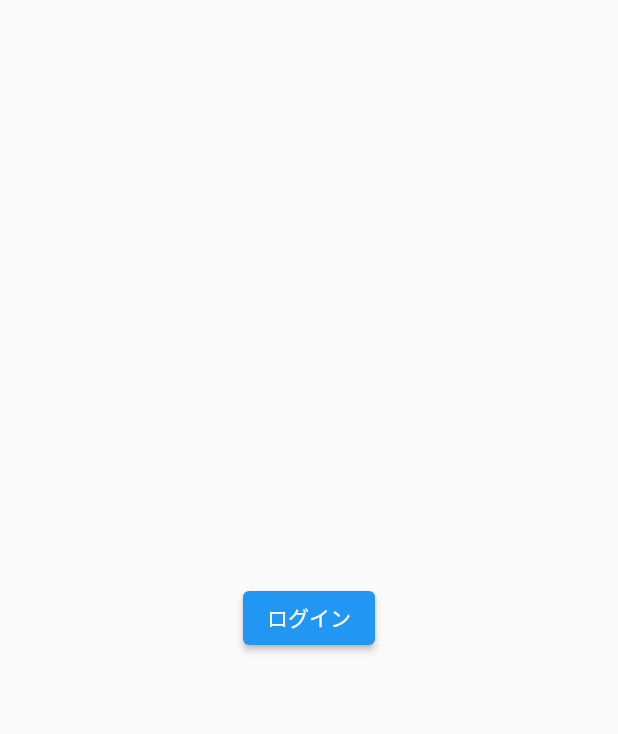
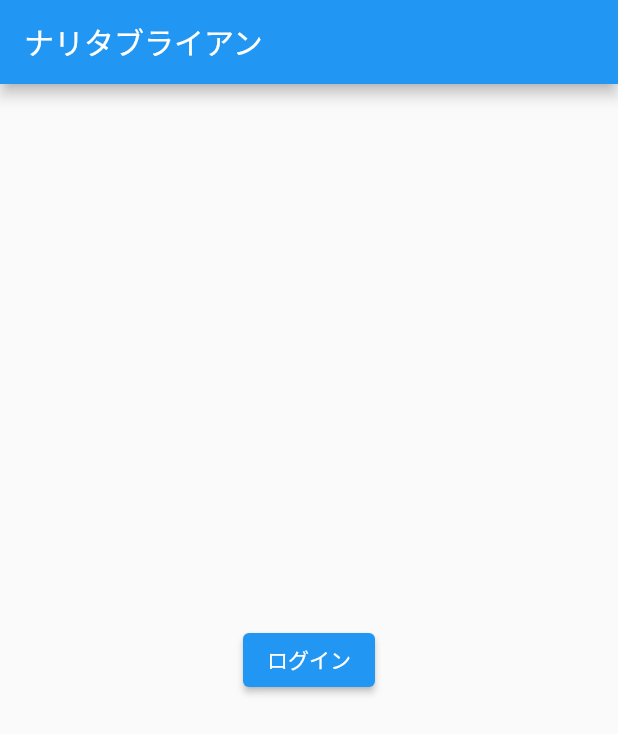
Before and after one commit to yattinda/flutter2_firebase, a Flutter app: the screen it shows after launch, on a phone screen of 412 x 824 dp. Shown: the top 734 px of the screen. Run offline on Flutter 3.47's test engine with Material 2 defaults, Android fonts, the phone set to English and light mode, and no system bars; our stand-ins replace firebase_auth, firebase_core, google_sign_in; accounts and stored records are empty.

Commit message:
Add appBar & Fix indent

```diff
--- a/lib/main.dart
+++ b/lib/main.dart
@@ -30,6 +30,9 @@ class HomePage extends StatelessWidget {
   @override
   Widget build(BuildContext context) {
     return Scaffold(
+      appBar: AppBar(
+        title: Text('ナリタブライアン'),
+      ),
       body: Center(
         child: Column(
           mainAxisAlignment: MainAxisAlignment.center,
@@ -42,8 +45,7 @@ class HomePage extends StatelessWidget {
                       return LoginPage();
                     }),
                   );
-                }
-            )
+                })
           ],
         ),
       ),
@@ -67,8 +69,7 @@ class ChatPage extends StatelessWidget {
                     return LoginPage();
                   }),
                 );
-            }
-          ),
+              }),
         ],
       ),
       floatingActionButton: FloatingActionButton(
```
Lines whose indentation alone changed are shown as unchanged.
